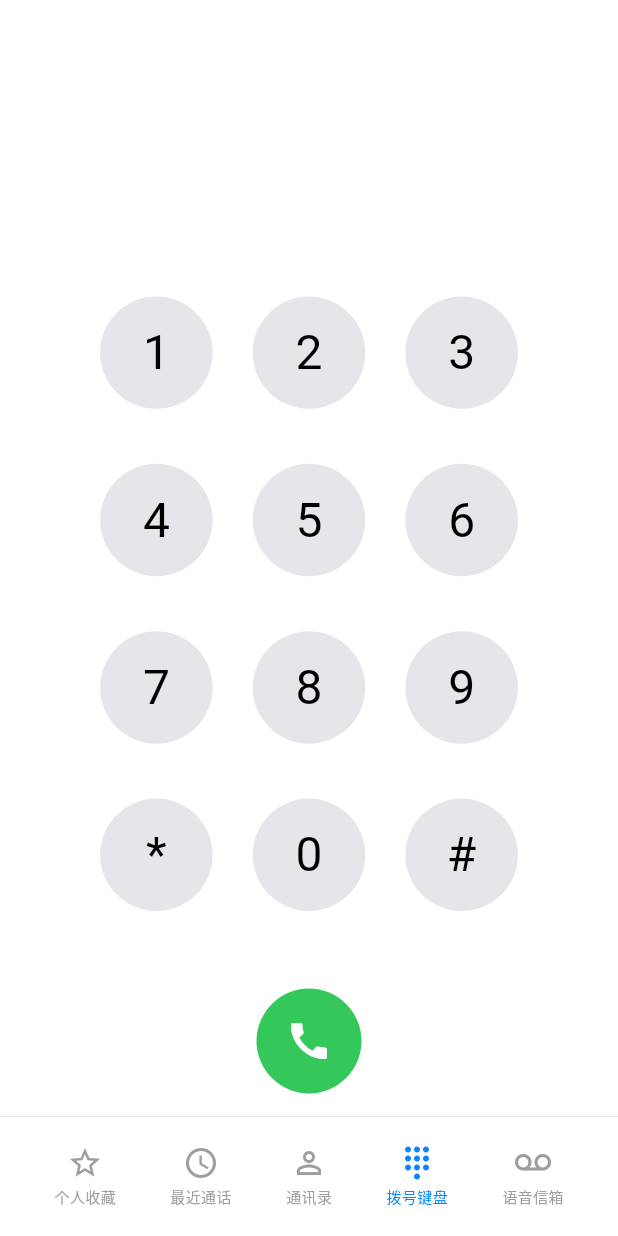
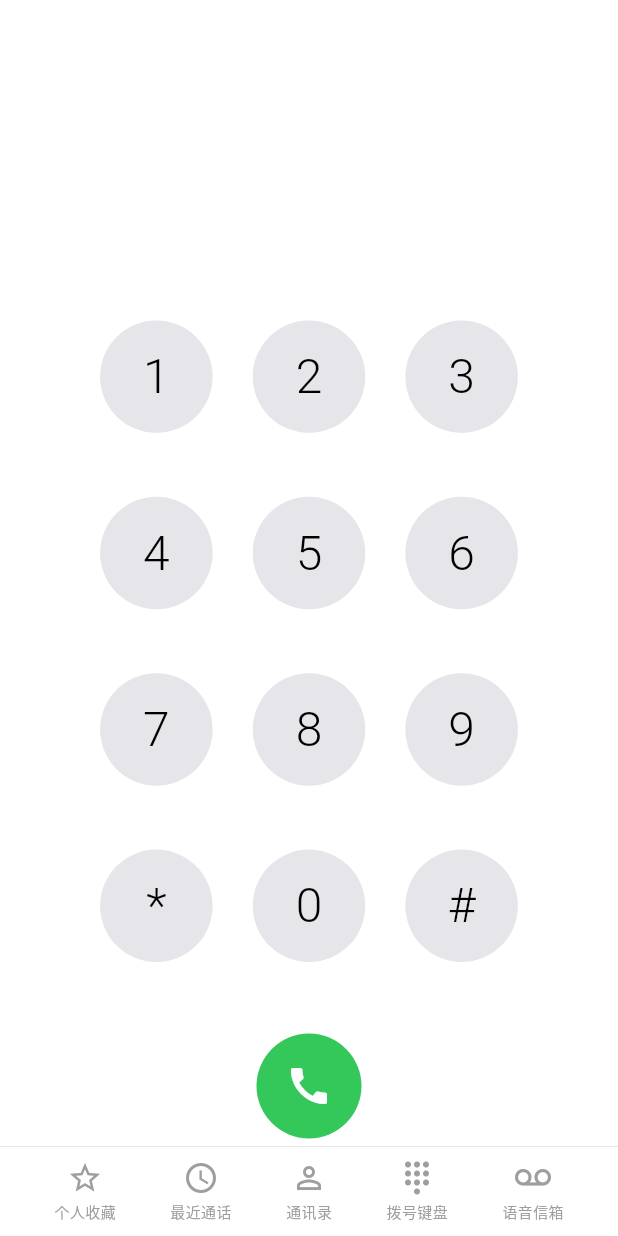
Before and after one commit to black9119/ios_voice_controller, a Flutter app: the screen it shows after launch, after a tap on the "call" icon, on a phone screen of 412 x 824 dp. Run offline on Flutter 3.47's test engine with Material 3 defaults, Android fonts, the phone set to English and light mode, and no system bars; our stand-ins replace audioplayers, shared_preferences; missing offline and left inert: zego_express_engine.

Commit message:
Update dialer_screen.dart

```diff
--- a/lib/dialer_screen.dart
+++ b/lib/dialer_screen.dart
@@ -1,9 +1,8 @@
 import 'package:flutter/material.dart';
-import 'package:intl/intl.dart';
 import 'globals.dart';
-import 'call_screen.dart';
-import 'package:shared_preferences/shared_preferences.dart';
-import 'dart:convert';
+import 'a_call_screen.dart';
+import 'b_call_screen.dart';
+import 'records_screen.dart';
 
 class DialerScreen extends StatefulWidget {
   const DialerScreen({super.key});
@@ -12,25 +11,8 @@ class DialerScreen extends StatefulWidget {
 }
 
 class _DialerScreenState extends State<DialerScreen> {
-  int _currentTab = 3; // 默认在拨号键盘
   String _input = '';
-  List<Map<String, dynamic>> _callHistory = [];
-
-  @override
-  void initState() {
-    super.initState();
-    _loadHistory();
-  }
-
-  Future<void> _loadHistory() async {
-    final prefs = await SharedPreferences.getInstance();
-    final String? historyJson = prefs.getString('call_history');
-    if (historyJson != null) {
-      setState(() {
-        _callHistory = List<Map<String, dynamic>>.from(jsonDecode(historyJson));
-      });
-    }
-  }
+  final TextEditingController _searchController = TextEditingController();
 
   void _onPress(String num) {
     setState(() { _input += num; });
@@ -49,36 +31,25 @@ class _DialerScreenState extends State<DialerScreen> {
           mainAxisSize: MainAxisSize.min,
           children: [
             ListTile(
-              title: const Text('设为 A 端（被叫端）'),
+              title: const Text('设为 A 端（被叫）'),
               onTap: () async {
                 await Globals.saveRole('A');
                 if (!context.mounted) return;
-                Navigator.pop(context);
-                setState(() {});
+                Navigator.pushReplacement(context, MaterialPageRoute(builder: (c) => const ACallScreen()));
               },
             ),
             ListTile(
-              title: const Text('设为 B 端（主叫端）'),
+              title: const Text('设为 B 端（主叫）'),
               onTap: () async {
                 await Globals.saveRole('B');
                 if (!context.mounted) return;
-                Navigator.pop(context);
-                setState(() {});
+                Navigator.pushReplacement(context, MaterialPageRoute(builder: (c) => const BCallScreen()));
               },
             ),
           ],
         ),
       ),
     );
-  }
-
-  void _makeCall() {
-    if (_input.isEmpty) return;
-    if (Globals.currentRole.isEmpty) {
-      ScaffoldMessenger.of(context).showSnackBar(const SnackBar(content: Text('请先输入 999999999 设置角色')));
-      return;
-    }
-    Navigator.push(context, MaterialPageRoute(builder: (c) => CallScreen(dialedNumber: _input)));
   }
 
   @override
@@ -91,29 +62,21 @@ class _DialerScreenState extends State<DialerScreen> {
     return Scaffold(
       backgroundColor: bg,
       body: SafeArea(
-        child: IndexedStack(
-          index: _currentTab,
-          children: [
-            _buildPlaceholderTab('个人收藏'),
-            _buildCallHistoryTab(isDark),
-            _buildPlaceholderTab('通讯录'),
-            _buildDialerTab(text, keyBg),
-            _buildPlaceholderTab('语音信箱'),
-          ],
-        ),
-      ),
-      bottomNavigationBar: _buildBottomNav(isDark, text),
-    );
-  }
-
-  Widget _buildDialerTab(Color text, Color keyBg) {
-    return Column(
+        child: Column(
           children: [
             Expanded(
               flex: 1,
-          child: Container(
-            alignment: Alignment.center,
-            child: Text(_input, style: TextStyle(fontSize: 40, color: text, letterSpacing: 2)),
+              child: Padding(
+                padding: const EdgeInsets.symmetric(horizontal: 20),
+                child: Column(
+                  mainAxisAlignment: MainAxisAlignment.center,
+                  children: [
+                    Text(_input.isEmpty ? " " : _input, style: TextStyle(fontSize: 40, color: text, fontWeight: FontWeight.w300)),
+                    const SizedBox(height: 10),
+                    if (_input.isNotEmpty)
+                      Text('正在呼叫...', style: TextStyle(fontSize: 14, color: Colors.grey[500])),
+                  ],
+                ),
               ),
             ),
             Expanded(
@@ -132,23 +95,66 @@ class _DialerScreenState extends State<DialerScreen> {
               ),
             ),
             Container(
-          height: 100,
+              height: 80,
               padding: const EdgeInsets.symmetric(horizontal: 60),
               child: Row(
-            mainAxisAlignment: MainAxisAlignment.center,
+                mainAxisAlignment: MainAxisAlignment.spaceEvenly,
                 children: [
+                  const SizedBox(width: 70),
                   GestureDetector(
-                onTap: _makeCall,
+                    onTap: () {
+                      if (_input.isNotEmpty) {
+                        Navigator.pushReplacement(context, MaterialPageRoute(builder: (c) => const ACallScreen()));
+                      }
+                    },
                     child: Container(
                       width: 70, height: 70,
                       decoration: const BoxDecoration(color: Color(0xFF34C759), shape: BoxShape.circle),
                       child: const Icon(Icons.call, color: Colors.white, size: 32),
                     ),
                   ),
+                  const SizedBox(width: 70),
                 ],
               ),
             ),
+            // 底部导航 (图3要求保留的4个按钮)
+            _buildBottomNavBar(isDark),
           ],
+        ),
+      ),
+    );
+  }
+
+  Widget _buildBottomNavBar(bool isDark) {
+    return Container(
+      height: 60,
+      decoration: BoxDecoration(
+        border: Border(top: BorderSide(color: isDark ? Colors.white12 : Colors.black12, width: 0.5)),
+      ),
+      child: Row(
+        mainAxisAlignment: MainAxisAlignment.spaceEvenly,
+        children: [
+          _navItem(Icons.star_border, '个人收藏', () {}),
+          _navItem(Icons.access_time, '最近通话', () { Navigator.push(context, MaterialPageRoute(builder: (c) => const RecordsScreen())); }),
+          _navItem(Icons.person_outline, '通讯录', () {}),
+          _navItem(Icons.dialpad, '拨号键盘', () {}),
+          _navItem(Icons.voicemail, '语音信箱', () {}),
+        ],
+      ),
+    );
+  }
+
+  Widget _navItem(IconData icon, String label, VoidCallback onTap) {
+    return GestureDetector(
+      onTap: onTap,
+      child: Column(
+        mainAxisAlignment: MainAxisAlignment.center,
+        children: [
+          Icon(icon, color: Colors.grey, size: 24),
+          const SizedBox(height: 4),
+          Text(label, style: const TextStyle(fontSize: 10, color: Colors.grey)),
+        ],
+      ),
     );
   }
 
@@ -160,75 +166,9 @@ class _DialerScreenState extends State<DialerScreen> {
         child: Container(
           width: 75, height: 75,
           decoration: BoxDecoration(color: bg, shape: BoxShape.circle),
-          child: Center(child: Text(k, style: TextStyle(fontSize: 32, color: text))),
+          child: Center(child: Text(k, style: TextStyle(fontSize: 32, color: text, fontWeight: FontWeight.w300))),
         ),
       )).toList(),
     );
   }
-
-  Widget _buildBottomNav(bool isDark, Color text) {
-    return Container(
-      height: 80,
-      decoration: BoxDecoration(
-        color: isDark ? Colors.black : Colors.white,
-        border: Border(top: BorderSide(color: isDark ? Colors.white12 : Colors.black12, width: 0.5)),
-      ),
-      child: Row(
-        mainAxisAlignment: MainAxisAlignment.spaceEvenly,
-        children: [
-          _navItem(0, Icons.star_border, '个人收藏'),
-          _navItem(1, Icons.access_time, '最近通话'),
-          _navItem(2, Icons.person_outline, '通讯录'),
-          _navItem(3, Icons.dialpad, '拨号键盘'),
-          _navItem(4, Icons.voicemail, '语音信箱'),
-        ],
-      ),
-    );
 }
-
-  Widget _navItem(int index, IconData icon, String label) {
-    bool isActive = _currentTab == index;
-    return GestureDetector(
-      onTap: () => setState(() => _currentTab = index),
-      child: Column(
-        mainAxisAlignment: MainAxisAlignment.center,
-        children: [
-          Icon(icon, color: isActive ? const Color(0xFF0A84FF) : Colors.grey, size: 24),
-          const SizedBox(height: 4),
-          Text(label, style: TextStyle(fontSize: 10, color: isActive ? const Color(0xFF0A84FF) : Colors.grey)),
-        ],
-      ),
-    );
-  }
-
-  Widget _buildPlaceholderTab(String title) {
-    return Center(child: Text('暂无$title', style: const TextStyle(color: Colors.grey)));
-  }
-
-  Widget _buildCallHistoryTab(bool isDark) {
-    return Column(
-      crossAxisAlignment: CrossAxisAlignment.start,
-      children: [
-        Padding(
-          padding: const EdgeInsets.all(16.0),
-          child: Text('最近通话', style: TextStyle(fontSize: 28, fontWeight: FontWeight.bold, color: isDark ? Colors.white : Colors.black)),
-        ),
-        Expanded(
-          child: _callHistory.isEmpty
-              ? const Center(child: Text('无通话记录', style: TextStyle(color: Colors.grey)))
-              : ListView.builder(
-                  itemCount: _callHistory.length,
-                  itemBuilder: (context, i) {
-                    final record = _callHistory[i];
-                    return ListTile(
-                      leading: const Icon(Icons.person, color: Colors.grey),
-                      title: Text(record['number'], style: TextStyle(color: isDark ? Colors.white : Colors.black)),
-                      subtitle: Text('${record['time']} | 时长: ${record['duration']}', style: const TextStyle(color: Colors.grey)),
-                    );
-                  },
-                ),
-        ),
-      ],
-    );
-  }
-}
```
Lines whose indentation alone changed are shown as unchanged.
